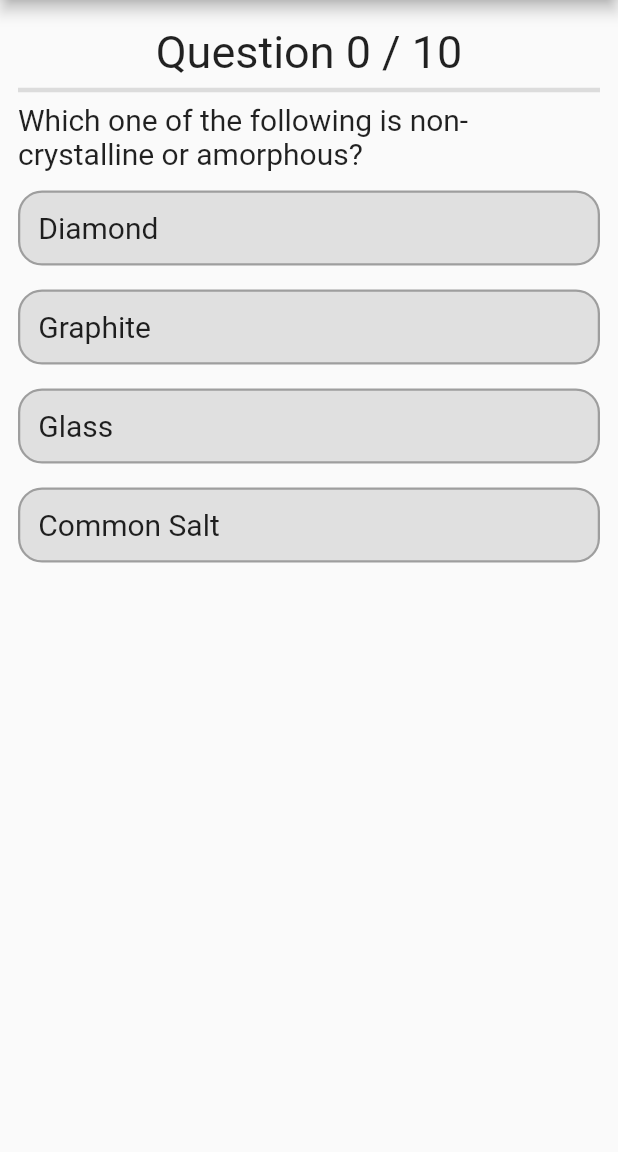
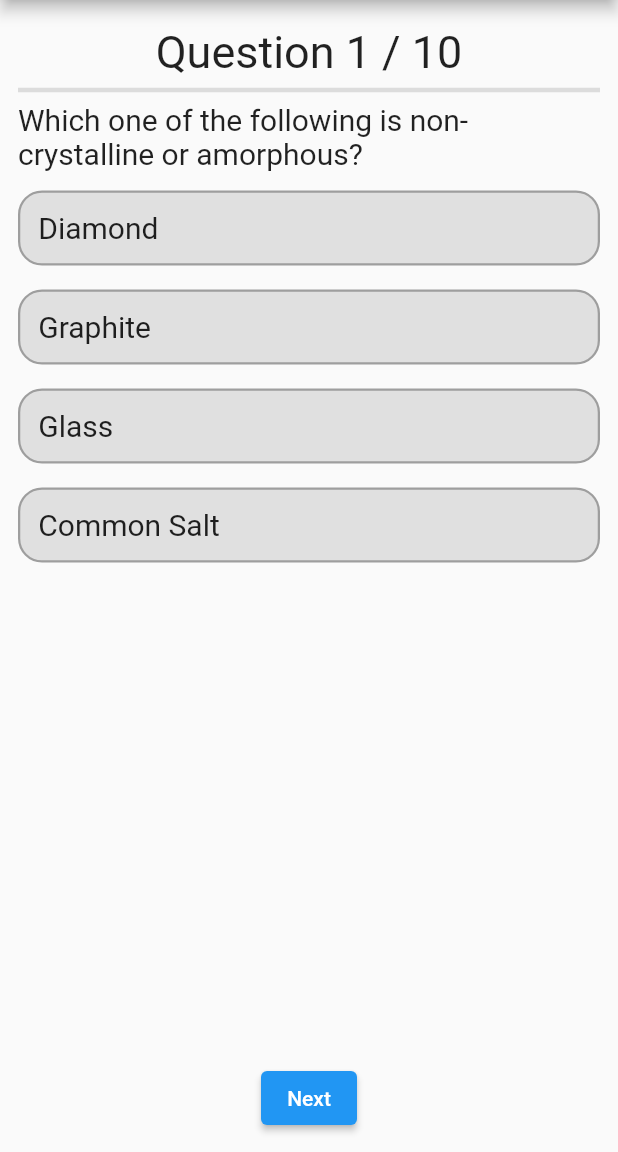
Before and after one commit to AndrewJacop/quiz_app, a Flutter app: the screen it shows after launch, on a phone screen of 412 x 824 dp, the part 84-1236 px from its top. Run offline on Flutter 3.47's test engine with Material 2 defaults, Android fonts, the phone set to English and light mode, and no system bars.

Commit message:
added Transition between question pages

```diff
--- a/lib/main.dart
+++ b/lib/main.dart
@@ -25,11 +25,20 @@ class HomeScreen extends StatefulWidget {
 }
 
 class _HomeScreenState extends State<HomeScreen> {
+  late PageController _ctrl;
+
+  @override
+  void initState() {
+    super.initState();
+    _ctrl = PageController(initialPage: 0);
+  }
+
   @override
   Widget build(BuildContext context) {
     return Scaffold(
       appBar: AppBar(title: const Text('Quiz App')),
       body: PageView.builder(
+        controller: _ctrl,
         physics: const NeverScrollableScrollPhysics(),
         itemCount: questions.length,
         itemBuilder: (context, i) {
@@ -40,7 +49,7 @@ class _HomeScreenState extends State<HomeScreen> {
               crossAxisAlignment: CrossAxisAlignment.center,
               children: [
                 const SizedBox(height: 5),
-                Text('Question $i / ${questions.length}',
+                Text('Question ${i + 1} / ${questions.length}',
                     style: const TextStyle(fontSize: 30)),
                 const Divider(thickness: 3),
                 Text(question.txt, style: const TextStyle(fontSize: 20)),
@@ -57,7 +66,19 @@ class _HomeScreenState extends State<HomeScreen> {
                               question.selectedOption = option;
                             });
                           }
-                        }))
+                        })),
+                ElevatedButton(
+                  onPressed: () {
+                    if (i + 1 < questions.length) {
+                      _ctrl.nextPage(
+                          duration: const Duration(milliseconds: 250),
+                          curve: Curves.easeInExpo);
+                    } else {}
+                  },
+                  child: i + 1 < questions.length
+                      ? const Text('Next')
+                      : const Text('Result'),
+                )
               ],
             ),
           );
@@ -89,8 +110,8 @@ class OptionWidget extends StatelessWidget {
       onTap: () => onClickedOption(option),
       child: Container(
         height: 50,
-        padding: EdgeInsets.all(12),
-        margin: EdgeInsets.symmetric(vertical: 8),
+        padding: const EdgeInsets.all(12),
+        margin: const EdgeInsets.symmetric(vertical: 8),
         decoration: BoxDecoration(
           color: Colors.grey[300],
           border: Border.all(color: borderColor, width: 1.5),
@@ -99,7 +120,7 @@ class OptionWidget extends StatelessWidget {
         child: Row(
           mainAxisAlignment: MainAxisAlignment.spaceBetween,
           children: [
-            Text(option.txt, style: TextStyle(fontSize: 20)),
+            Text(option.txt, style: const TextStyle(fontSize: 20)),
             getIconForOption(option, question),
           ],
         ),
```
